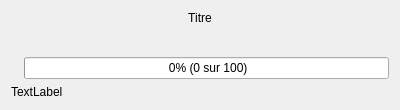
Before: the Qt Designer form sources/ui/dialogwaiting.ui in qelectrotech/qelectrotech-source-mirror, drawn with Qt 5.
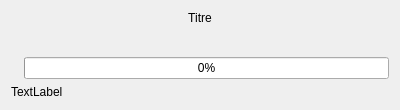
After: the same form once the commit is applied. Icons and pictures are not drawn.

```diff
--- a/sources/ui/dialogwaiting.ui
+++ b/sources/ui/dialogwaiting.ui
@@ -78,9 +78,6 @@
          <property name="value">
           <number>0</number>
          </property>
-         <property name="format">
-          <string> %p% (%v sur %m)</string>
-         </property>
         </widget>
        </item>
       </layout>
```
